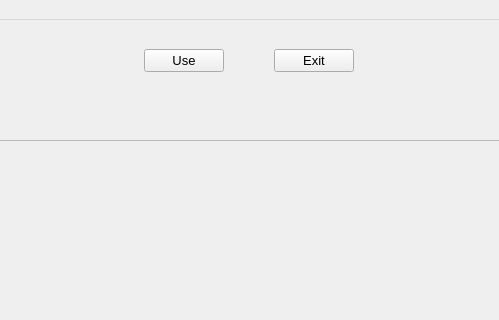
The window that mainwindow.ui (Im-shamo/waypaper-config-selector) describes before a commit, drawn with Qt 5; both pictures show x 151 to 650 and y 0 to 320 of the 800 by 600 pixel window.
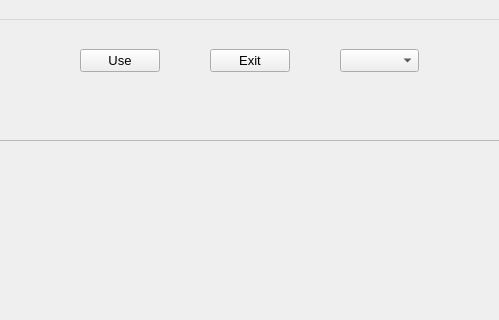
The same window after the commit.

Diff of the .ui file:
```diff
--- a/mainwindow.ui
+++ b/mainwindow.ui
@@ -83,6 +83,9 @@
           </property>
          </widget>
         </item>
+        <item>
+         <widget class="QComboBox" name="windowSystemComboBox"/>
+        </item>
         <item>
          <spacer name="topBoxRightSpacer">
           <property name="orientation">
```
Left out of the diff: 38 changed lines with no effect on the pictures.
